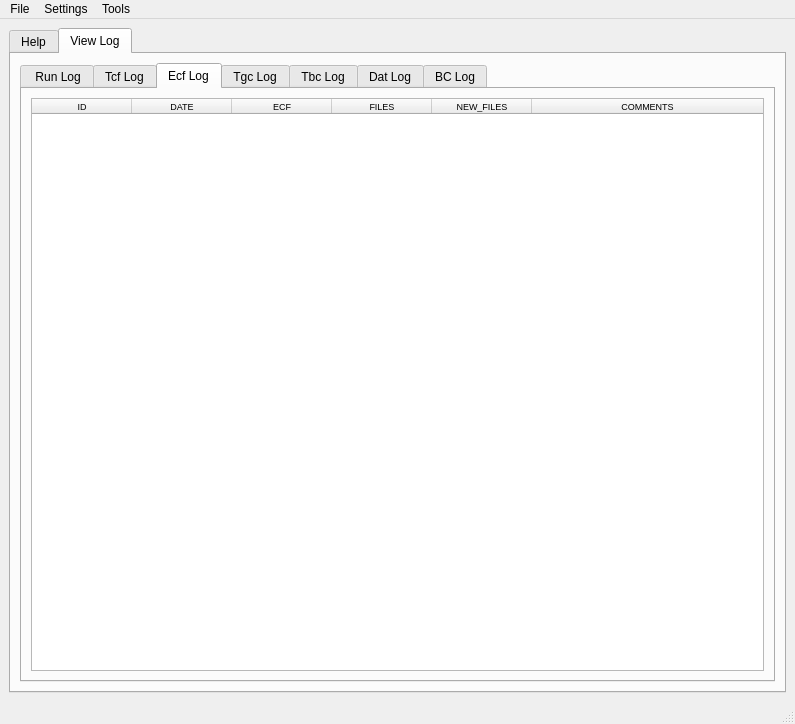
This is src/logit/LogIT_UI.ui in ErmeviewEnvironmentalLtd/LogIT as Qt 5 draws it before an edit. The edited form follows.
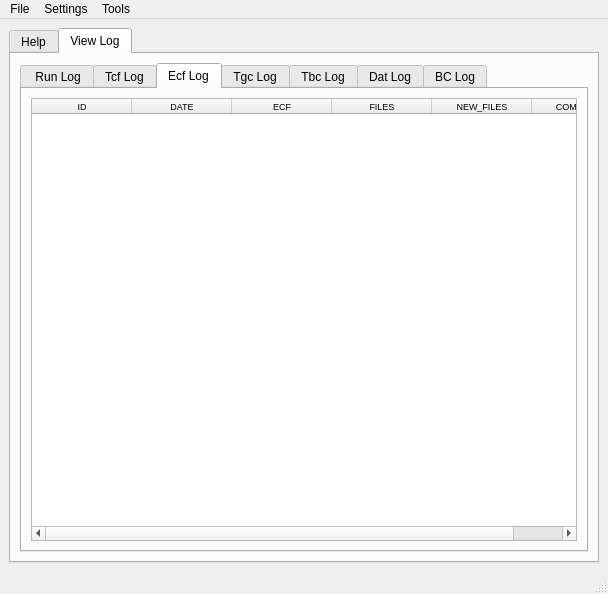
This is the edited form. The open tabs and pages were chosen to show the change. Icons and pictures are not drawn.

What changed in the file:
```diff
--- a/src/logit/LogIT_UI.ui
+++ b/src/logit/LogIT_UI.ui
@@ -6,8 +6,8 @@
    <rect>
     <x>0</x>
     <y>0</y>
-    <width>795</width>
-    <height>724</height>
+    <width>608</width>
+    <height>594</height>
    </rect>
   </property>
   <property name="sizePolicy">
@@ -18,8 +18,8 @@
   </property>
   <property name="minimumSize">
    <size>
-    <width>500</width>
-    <height>400</height>
+    <width>450</width>
+    <height>550</height>
    </size>
   </property>
   <property name="maximumSize">
@@ -47,8 +47,8 @@
      <widget class="QTabWidget" name="tabWidget">
       <property name="minimumSize">
        <size>
-        <width>500</width>
-        <height>400</height>
+        <width>0</width>
+        <height>0</height>
        </size>
       </property>
       <property name="autoFillBackground">
@@ -225,12 +225,6 @@
        <layout class="QVBoxLayout" name="verticalLayout_10">
         <item>
          <widget class="QTabWidget" name="logViewTab">
-          <property name="minimumSize">
-           <size>
-            <width>380</width>
-            <height>330</height>
-           </size>
-          </property>
           <property name="toolTip">
            <string/>
           </property>
@@ -612,12 +606,6 @@
            <layout class="QVBoxLayout" name="verticalLayout_17">
             <item>
              <widget class="QTableWidget" name="ecfEntryViewTable">
-              <property name="minimumSize">
-               <size>
-                <width>350</width>
-                <height>300</height>
-               </size>
-              </property>
               <property name="maximumSize">
                <size>
                 <width>16777215</width>
@@ -1098,7 +1086,7 @@
     <rect>
      <x>0</x>
      <y>0</y>
-     <width>795</width>
+     <width>608</width>
      <height>21</height>
     </rect>
    </property>
```
Left out of the diff: 32 changed lines with no effect on the pictures.
